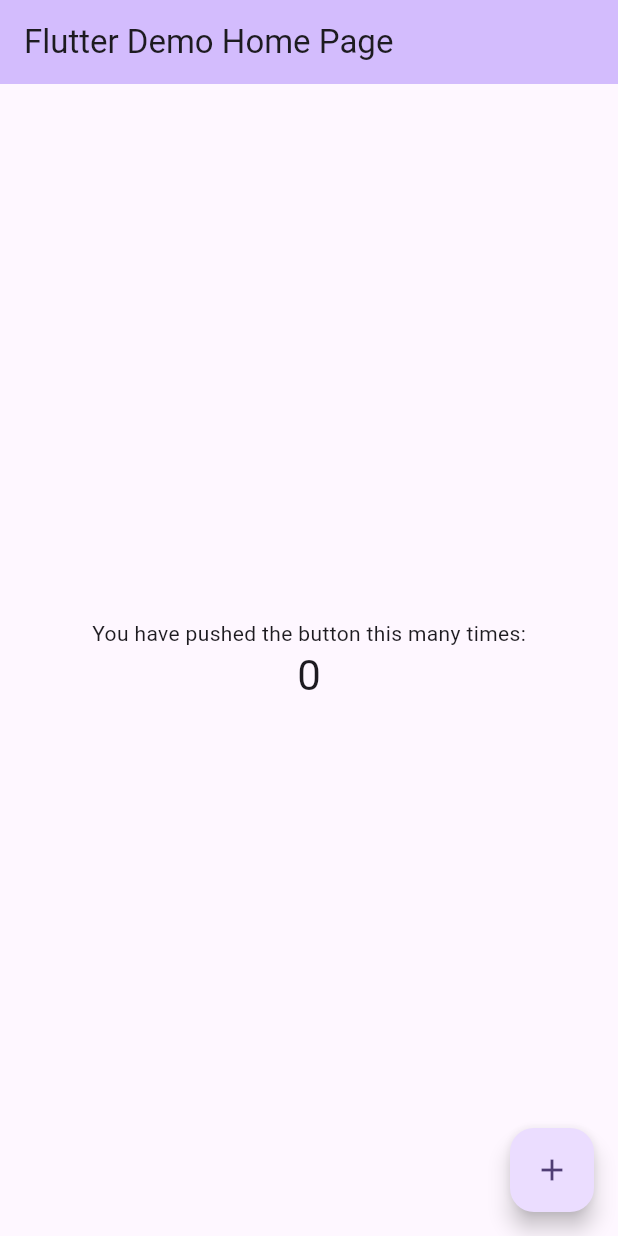
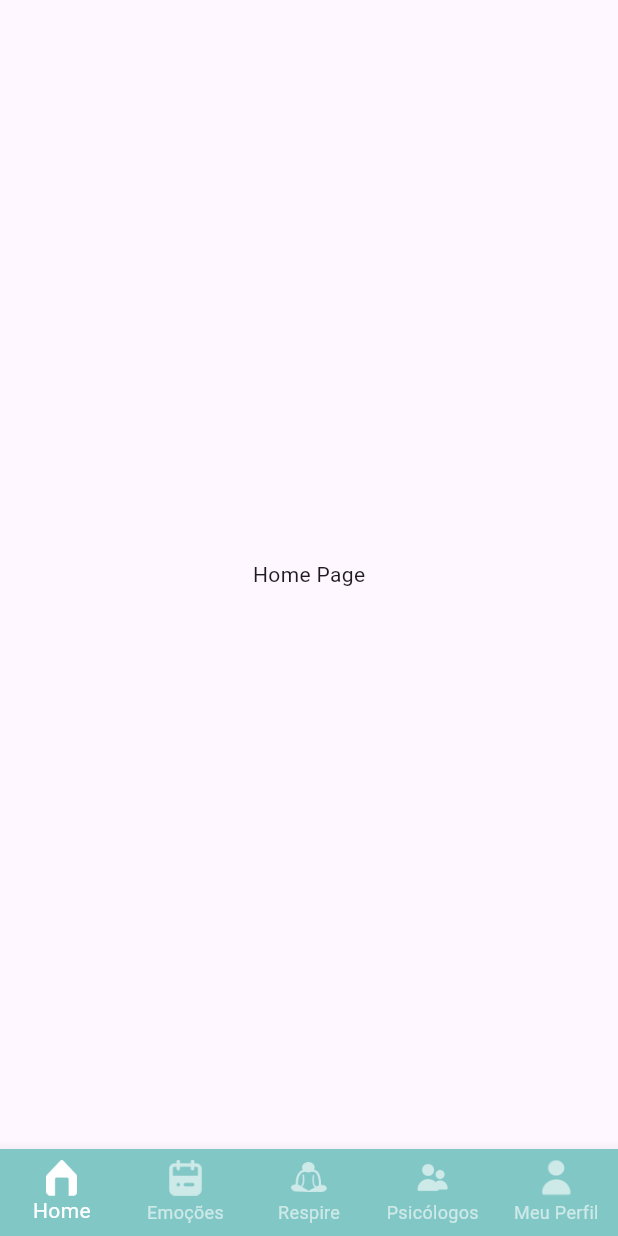
Before and after one commit to JennieOliveira99/PSIBem, a Flutter app: the screen it shows after launch, on a phone screen of 412 x 824 dp. Run offline on Flutter 3.47's test engine with Material 3 defaults, Android fonts, the phone set to English and light mode, and no system bars.

```diff
--- a/psibem_app/lib/main.dart
+++ b/psibem_app/lib/main.dart
@@ -1,125 +1,58 @@
 import 'package:flutter/material.dart';
+import 'package:psibem_app/screens/home/home_page.dart';
+import 'package:psibem_app/screens/login/login_page.dart';
+import 'package:psibem_app/widgets/custom_bottom_navbar.dart';
 
 void main() {
-  runApp(const MyApp());
+  runApp(MyApp());
 }
 
 class MyApp extends StatelessWidget {
-  const MyApp({super.key});
-
-  // This widget is the root of your application.
   @override
   Widget build(BuildContext context) {
     return MaterialApp(
-      title: 'Flutter Demo',
-      theme: ThemeData(
-        // This is the theme of your application.
-        //
-        // TRY THIS: Try running your application with "flutter run". You'll see
-        // the application has a purple toolbar. Then, without quitting the app,
-        // try changing the seedColor in the colorScheme below to Colors.green
-        // and then invoke "hot reload" (save your changes or press the "hot
-        // reload" button in a Flutter-supported IDE, or press "r" if you used
-        // the command line to start the app).
-        //
-        // Notice that the counter didn't reset back to zero; the application
-        // state is not lost during the reload. To reset the state, use hot
-        // restart instead.
-        //
-        // This works for code too, not just values: Most code changes can be
-        // tested with just a hot reload.
-        colorScheme: ColorScheme.fromSeed(seedColor: Colors.deepPurple),
-        useMaterial3: true,
-      ),
-      home: const MyHomePage(title: 'Flutter Demo Home Page'),
+      debugShowCheckedModeBanner: false,
+      initialRoute: '/home',
+      routes: {
+        '/home': (context) => BottomNavigationScreen(),
+        '/login': (context) => LoginPage(),
+      },
     );
   }
 }
 
-class MyHomePage extends StatefulWidget {
-  const MyHomePage({super.key, required this.title});
-
-  // This widget is the home page of your application. It is stateful, meaning
-  // that it has a State object (defined below) that contains fields that affect
-  // how it looks.
-
-  // This class is the configuration for the state. It holds the values (in this
-  // case the title) provided by the parent (in this case the App widget) and
-  // used by the build method of the State. Fields in a Widget subclass are
-  // always marked "final".
-
-  final String title;
-
+class BottomNavigationScreen extends StatefulWidget {
   @override
-  State<MyHomePage> createState() => _MyHomePageState();
+  _BottomNavigationScreenState createState() => _BottomNavigationScreenState();
 }
 
-class _MyHomePageState extends State<MyHomePage> {
-  int _counter = 0;
+class _BottomNavigationScreenState extends State<BottomNavigationScreen> {
+  int _selectedIndex = 0;
 
-  void _incrementCounter() {
+  // Função para mudar o índice
+  void _onItemTapped(int index) {
     setState(() {
-      // This call to setState tells the Flutter framework that something has
-      // changed in this State, which causes it to rerun the build method below
-      // so that the display can reflect the updated values. If we changed
-      // _counter without calling setState(), then the build method would not be
-      // called again, and so nothing would appear to happen.
-      _counter++;
+      _selectedIndex = index;
     });
   }
 
+  final List<Widget> _pages = [
+    HomePage(),
+    LoginPage(),
+    /* EmotionsPage(),
+    BreathingPage(),
+    PsychologistsPage(),
+    ProfilePage(),*/
+  ];
+
   @override
   Widget build(BuildContext context) {
-    // This method is rerun every time setState is called, for instance as done
-    // by the _incrementCounter method above.
-    //
-    // The Flutter framework has been optimized to make rerunning build methods
-    // fast, so that you can just rebuild anything that needs updating rather
-    // than having to individually change instances of widgets.
     return Scaffold(
-      appBar: AppBar(
-        // TRY THIS: Try changing the color here to a specific color (to
-        // Colors.amber, perhaps?) and trigger a hot reload to see the AppBar
-        // change color while the other colors stay the same.
-        backgroundColor: Theme.of(context).colorScheme.inversePrimary,
-        // Here we take the value from the MyHomePage object that was created by
-        // the App.build method, and use it to set our appbar title.
-        title: Text(widget.title),
+      body: _pages[_selectedIndex], // Exibe a página de acordo com o índice
+      bottomNavigationBar: CustomBottomNavbar(
+        selectedIndex: _selectedIndex,
+        onItemTapped: _onItemTapped, // Passa a função de navegação
       ),
-      body: Center(
-        // Center is a layout widget. It takes a single child and positions it
-        // in the middle of the parent.
-        child: Column(
-          // Column is also a layout widget. It takes a list of children and
-          // arranges them vertically. By default, it sizes itself to fit its
-          // children horizontally, and tries to be as tall as its parent.
-          //
-          // Column has various properties to control how it sizes itself and
-          // how it positions its children. Here we use mainAxisAlignment to
-          // center the children vertically; the main axis here is the vertical
-          // axis because Columns are vertical (the cross axis would be
-          // horizontal).
-          //
-          // TRY THIS: Invoke "debug painting" (choose the "Toggle Debug Paint"
-          // action in the IDE, or press "p" in the console), to see the
-          // wireframe for each widget.
-          mainAxisAlignment: MainAxisAlignment.center,
-          children: <Widget>[
-            const Text(
-              'You have pushed the button this many times:',
-            ),
-            Text(
-              '$_counter',
-              style: Theme.of(context).textTheme.headlineMedium,
-            ),
-          ],
-        ),
-      ),
-      floatingActionButton: FloatingActionButton(
-        onPressed: _incrementCounter,
-        tooltip: 'Increment',
-        child: const Icon(Icons.add),
-      ), // This trailing comma makes auto-formatting nicer for build methods.
     );
   }
 }
--- /dev/null
+++ b/psibem_app/lib/screens/home/home_page.dart
@@ -0,0 +1,10 @@
+import 'package:flutter/material.dart';
+
+class HomePage extends StatelessWidget {
+  @override
+  Widget build(BuildContext context) {
+    return Center(
+      child: Text('Home Page'),
+    );
+  }
+}
--- /dev/null
+++ b/psibem_app/lib/screens/login/login_page.dart
@@ -0,0 +1,17 @@
+import 'package:flutter/material.dart';
+
+class LoginPage extends StatefulWidget {
+  const LoginPage({super.key});
+
+  @override
+  State<LoginPage> createState() => _LoginPageState();
+}
+
+class _LoginPageState extends State<LoginPage> {
+  @override
+  Widget build(BuildContext context) {
+    return  Center(
+      child: Text('Login Page'),
+    );
+  }
+}
--- /dev/null
+++ b/psibem_app/lib/screens/register/register_page.dart
@@ -0,0 +1,15 @@
+import 'package:flutter/material.dart';
+
+class RegisterPage extends StatefulWidget {
+  const RegisterPage({super.key});
+
+  @override
+  State<RegisterPage> createState() => _RegisterPageState();
+}
+
+class _RegisterPageState extends State<RegisterPage> {
+  @override
+  Widget build(BuildContext context) {
+    return const Placeholder();
+  }
+}
--- /dev/null
+++ b/psibem_app/lib/widgets/custom_bottom_navbar.dart
@@ -0,0 +1,45 @@
+import 'package:flutter/material.dart';
+
+class CustomBottomNavbar extends StatelessWidget {
+  final int selectedIndex;
+  final Function(int) onItemTapped;
+
+  CustomBottomNavbar({
+    required this.selectedIndex,
+    required this.onItemTapped,
+  });
+
+  @override
+  Widget build(BuildContext context) {
+    return BottomNavigationBar(
+      currentIndex: selectedIndex,
+      onTap: onItemTapped,
+      backgroundColor: Color(0xFF81C7C6),
+      items: const <BottomNavigationBarItem>[
+        BottomNavigationBarItem(
+          icon: ImageIcon(AssetImage('lib/assets/images/home_icon.png')),
+          label: 'Home',
+        ),
+        BottomNavigationBarItem(
+          icon: ImageIcon(AssetImage('lib/assets/images/emotions_icon.png')),
+          label: 'Emoções',
+        ),
+        BottomNavigationBarItem(
+          icon: ImageIcon(AssetImage('lib/assets/images/breath_icon.png')),
+          label: 'Respire',
+        ),
+        BottomNavigationBarItem(
+          icon: ImageIcon(AssetImage('lib/assets/images/psi_icon.png')),
+          label: 'Psicólogos',
+        ),
+        BottomNavigationBarItem(
+          icon: ImageIcon(AssetImage('lib/assets/images/profile_icon.png')),
+          label: 'Meu Perfil',
+        ),
+      ],
+      selectedItemColor: Colors.white,
+      unselectedItemColor: Colors.white60,
+      type: BottomNavigationBarType.fixed,
+    );
+  }
+}
```
Also changed, not shown: psibem_app/pubspec.yaml (+8 -3 lines), psibem_app/lib/assets/images/breath_icon.png (added), psibem_app/lib/assets/images/emotions_icon.png (added), psibem_app/lib/assets/images/home_icon.png (added), psibem_app/lib/assets/images/profile_icon.png (added), psibem_app/lib/assets/images/psi_icon.png (added).
